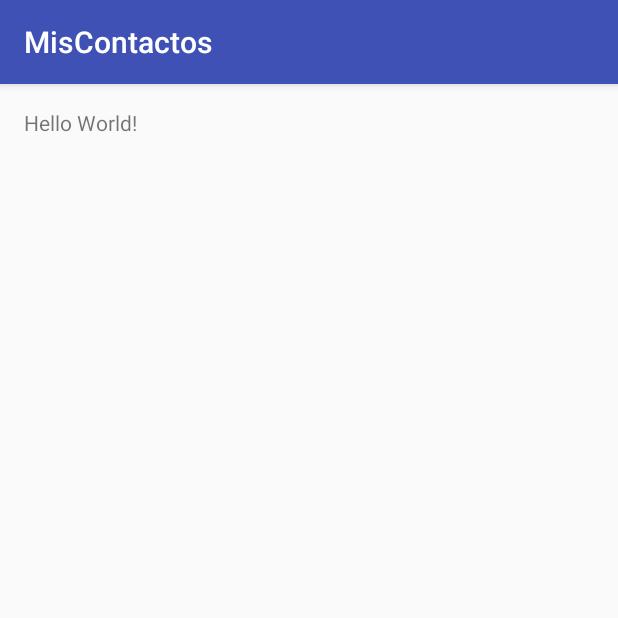
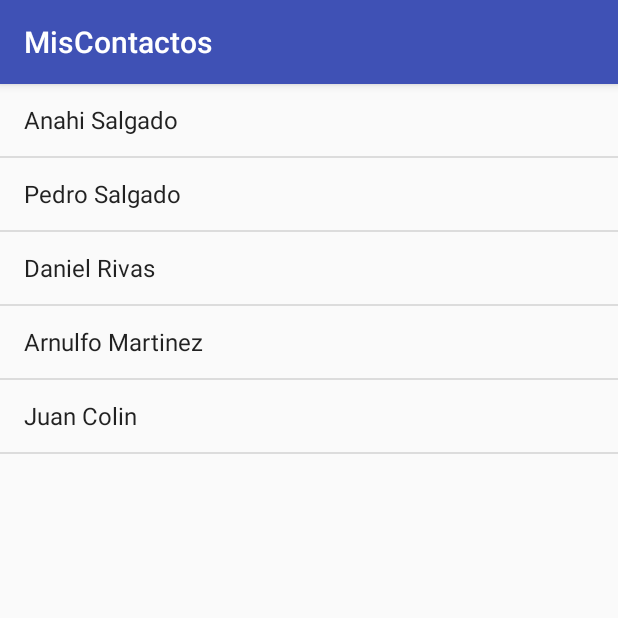
Before and after one commit to solidreads/crsraunam, an Android app: the screen it shows after launch (MainActivity), on a phone screen of 412 x 824 dp, the top half of it. Run offline under Robolectric (Android 15) with nearby library versions, the phone set to English and light mode, and no system bars.

Commit message:
creado la vista de detalle contacto  y list view en el mainactivityPrincipal

```diff
--- a/app/src/main/AndroidManifest.xml
+++ b/app/src/main/AndroidManifest.xml
@@ -15,6 +15,7 @@
                 <category android:name="android.intent.category.LAUNCHER" />
             </intent-filter>
         </activity>
+        <activity android:name=".DetalleContacto"></activity>
     </application>
 
 </manifest>
--- /dev/null
+++ b/app/src/main/java/com/example/seader/miscontactos/Contacto.java
@@ -0,0 +1,47 @@
+package com.example.seader.miscontactos;
+
+/**
+ * Created by seader on 9/02/17.
+ */
+
+public class Contacto {
+
+
+
+    private String nombre;
+    private String telefono;
+    private String email;
+
+    public Contacto(String nombre, String telefono, String email) {
+        this.nombre = nombre;
+        this.telefono = telefono;
+    }
+
+    public String getTelefono() {
+        return telefono;
+    }
+
+    public void setTelefono(String telefono) {
+        this.telefono = telefono;
+    }
+
+    public String getNombre() {
+        return nombre;
+    }
+
+    public void setNombre(String nombre) {
+        this.nombre = nombre;
+    }
+
+    public String getEmail() {
+        return email;
+    }
+
+    public void setEmail(String email) {
+        this.email = email;
+    }
+
+
+
+
+}
--- a/app/src/main/java/com/example/seader/miscontactos/MainActivity.java
+++ b/app/src/main/java/com/example/seader/miscontactos/MainActivity.java
@@ -2,12 +2,35 @@ package com.example.seader.miscontactos;
 
 import android.support.v7.app.AppCompatActivity;
 import android.os.Bundle;
+import android.widget.ArrayAdapter;
+import android.widget.ListView;
+
+import java.util.ArrayList;
 
 public class MainActivity extends AppCompatActivity {
+
+    ArrayList<Contacto> contactos;
 
     @Override
     protected void onCreate(Bundle savedInstanceState) {
         super.onCreate(savedInstanceState);
         setContentView(R.layout.activity_main);
+
+        contactos = new ArrayList<Contacto>();
+
+        contactos.add(new Contacto("Anahi Salgado", "725896474", "jas@gmail.com"));
+        contactos.add(new Contacto("Pedro Salgado", "568888822", "fd@gmail.com"));
+        contactos.add(new Contacto("Daniel Rivas", "555896474", "reads@gmail.com"));
+        contactos.add(new Contacto("Arnulfo Martinez", "725896474", "cas@gmail.com"));
+        contactos.add(new Contacto("Juan Colin", "345896474", "tyu@gmail.com"));
+
+
+        ArrayList<String> nombresContacto = new ArrayList<>();
+        for(Contacto contacto: contactos){
+            nombresContacto.add(contacto.getNombre());
+        }
+
+        ListView lstContactos = (ListView) findViewById(R.id.lstContactos);
+        lstContactos.setAdapter(new ArrayAdapter<String>(this, android.R.layout.simple_list_item_1, nombresContacto));
     }
 }
--- a/app/src/main/res/layout/activity_main.xml
+++ b/app/src/main/res/layout/activity_main.xml
@@ -4,14 +4,10 @@
     android:id="@+id/activity_main"
     android:layout_width="match_parent"
     android:layout_height="match_parent"
-    android:paddingBottom="@dimen/activity_vertical_margin"
-    android:paddingLeft="@dimen/activity_horizontal_margin"
-    android:paddingRight="@dimen/activity_horizontal_margin"
-    android:paddingTop="@dimen/activity_vertical_margin"
     tools:context="com.example.seader.miscontactos.MainActivity">
 
-    <TextView
-        android:layout_width="wrap_content"
-        android:layout_height="wrap_content"
-        android:text="Hello World!" />
+   <ListView
+       android:id="@+id/lstContactos"
+       android:layout_width="match_parent"
+       android:layout_height="match_parent"></ListView>
 </RelativeLayout>
--- a/app/src/main/res/values/dimens.xml
+++ b/app/src/main/res/values/dimens.xml
@@ -2,4 +2,9 @@
     <!-- Default screen margins, per the Android Design guidelines. -->
     <dimen name="activity_horizontal_margin">16dp</dimen>
     <dimen name="activity_vertical_margin">16dp</dimen>
+    <dimen name="nombre_contacto">33dp</dimen>
+    <dimen name="telefono_contacto">20sp</dimen>
+    <dimen name="email_contacto">20sp</dimen>
+    <dimen name="top">20dp</dimen>
+    <dimen name="left">10dp</dimen>
 </resources>
--- a/app/src/main/res/values/strings.xml
+++ b/app/src/main/res/values/strings.xml
@@ -1,3 +1,6 @@
 <resources>
     <string name="app_name">MisContactos</string>
+    <string name="nombre">Daniel Sanchez</string>
+    <string name="telefono">55555</string>
+    <string name="email">daniel@gmail.com</string>
 </resources>
```
Also changed, not shown: app/src/main/java/com/example/seader/miscontactos/DetalleContacto.java (added, +13 -0 lines), app/src/main/res/layout/activity_detalle_contacto.xml (added, +76 -0 lines), app/src/main/res/drawable/message.png (added), app/src/main/res/drawable/phone.png (added).
